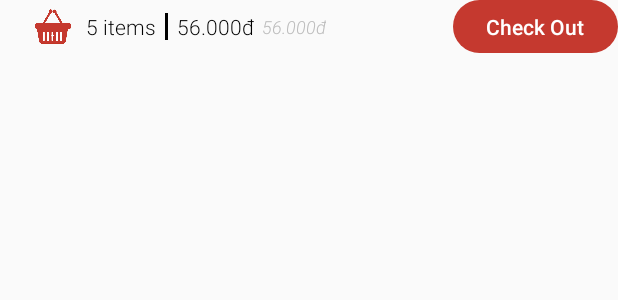
After one commit to thienmanhvo/AndroidCocshop, an Android app: the layout fragment_cart_bottom_sheet.xml on its own in the app's theme, with its tools: preview values and no code run, on a phone screen of 412 x 824 dp. The commit adds this screen. Shown: the top 300 px of the screen. Run offline under Robolectric (Android 15) with nearby library versions, the phone set to English and light mode, and no system bars.

Commit message:
shopping cart

```diff
--- /dev/null
+++ b/app/src/main/java/fpt/edu/cocshop/Custom/CustomDecoration.java
@@ -0,0 +1,17 @@
+package fpt.edu.cocshop.Custom;
+
+import android.graphics.Rect;
+import android.view.View;
+
+import androidx.recyclerview.widget.RecyclerView;
+
+public class CustomDecoration extends RecyclerView.ItemDecoration {
+
+    @Override
+    public void getItemOffsets(Rect outRect, View view, RecyclerView parent, RecyclerView.State state) {
+        // only for the last one
+        if (parent.getChildAdapterPosition(view) == parent.getAdapter().getItemCount() - 1) {
+            outRect.bottom = 250/* set your margin here */;
+        }
+    }
+}
--- a/app/src/main/java/fpt/edu/cocshop/Fragment/StoreMenuFragment.java
+++ b/app/src/main/java/fpt/edu/cocshop/Fragment/StoreMenuFragment.java
@@ -15,6 +15,7 @@ import java.util.ArrayList;
 import java.util.List;
 
 import fpt.edu.cocshop.Adapter.StoreMenuItemAdapter;
+import fpt.edu.cocshop.Custom.CustomDecoration;
 import fpt.edu.cocshop.Model.Menu;
 import fpt.edu.cocshop.Model.MenuItem;
 import fpt.edu.cocshop.R;
@@ -65,6 +66,7 @@ public class StoreMenuFragment extends Fragment {
     private void initView() {
         mRcvMenu = mView.findViewById(R.id.rcv_store_menu_item);
         mRcvMenu.setHasFixedSize(true);
+        mRcvMenu.addItemDecoration(new CustomDecoration());
         LinearLayoutManager manager = new LinearLayoutManager(getContext(), RecyclerView.VERTICAL, false);
         mRcvMenu.setLayoutManager(manager);
     }
--- /dev/null
+++ b/app/src/main/res/drawable/custom_button_check_out.xml
@@ -0,0 +1,24 @@
+<?xml version="1.0" encoding="utf-8"?>
+<shape xmlns:android="http://schemas.android.com/apk/res/android"
+    android:shape="rectangle" >
+
+    <corners
+        android:bottomLeftRadius="30dp"
+        android:bottomRightRadius="30dp"
+        android:radius="60dp"
+        android:topLeftRadius="30dp"
+        android:topRightRadius="30dp" />
+
+    <solid android:color="@color/colorActive" />
+
+    <padding
+        android:bottom="0dp"
+        android:left="0dp"
+        android:right="0dp"
+        android:top="0dp" />
+
+    <size
+        android:height="35dp"
+        android:width="100dp" />
+
+</shape>
--- /dev/null
+++ b/app/src/main/res/drawable/ic_shopping_basket.xml
@@ -0,0 +1,18 @@
+<vector xmlns:android="http://schemas.android.com/apk/res/android"
+    android:width="24dp"
+    android:height="24dp"
+    android:viewportWidth="384"
+    android:viewportHeight="384">
+  <path
+      android:fillColor="#FF000000"
+      android:pathData="M324.28,123.488h-11.648L203.784,5.056c-6.064,-6.592 -17.504,-6.592 -23.56,0L71.368,123.488H59.72C23.44,123.488 0,143.4 0,174.224c0,19.512 9.432,34.632 25.544,43.112L47.48,370.16c1.128,7.88 7.872,13.728 15.832,13.728h257.376c7.96,0 14.704,-5.848 15.832,-13.728l21.936,-152.824c16.112,-8.48 25.544,-23.6 25.544,-43.112C384,143.4 360.56,123.488 324.28,123.488zM192,39.536l77.16,83.96H114.84L192,39.536zM306.824,351.888H77.176L58.96,224.92c0.256,0 0.504,0.024 0.768,0.024H324.28c0.264,0 0.504,-0.024 0.768,-0.024L306.824,351.888zM329.568,192.72H54.424C43.224,191.8 32,187.576 32,174.224c0,-15.488 15.072,-18.736 27.72,-18.736h264.552c12.648,0 27.72,3.248 27.72,18.736C351.992,187.576 340.768,191.8 329.568,192.72z"/>
+  <path
+      android:fillColor="#FF000000"
+      android:pathData="M262.728,250.296c-8.832,0 -16,7.168 -16,16v44.016c0,8.832 7.168,16 16,16c8.832,0 16,-7.168 16,-16v-44.016C278.728,257.456 271.56,250.296 262.728,250.296z"/>
+  <path
+      android:fillColor="#FF000000"
+      android:pathData="M121.272,250.296c-8.832,0 -16,7.168 -16,16v44.016c0,8.832 7.168,16 16,16c8.832,0 16,-7.168 16,-16v-44.016C137.272,257.456 130.112,250.296 121.272,250.296z"/>
+  <path
+      android:fillColor="#FF000000"
+      android:pathData="M192,250.296c-8.832,0 -16,7.168 -16,16v44.016c0,8.832 7.168,16 16,16c8.832,0 16,-7.168 16,-16v-44.016C208,257.456 200.832,250.296 192,250.296z"/>
+</vector>
--- /dev/null
+++ b/app/src/main/res/layout/fragment_cart_bottom_sheet.xml
@@ -0,0 +1,78 @@
+<?xml version="1.0" encoding="utf-8"?>
+<LinearLayout xmlns:android="http://schemas.android.com/apk/res/android"
+    android:layout_width="match_parent"
+    android:layout_height="wrap_content"
+    android:orientation="vertical">
+
+    <LinearLayout
+        android:layout_width="match_parent"
+        android:layout_height="match_parent"
+        android:weightSum="10">
+
+        <LinearLayout
+            android:layout_width="wrap_content"
+            android:layout_height="match_parent"
+            android:orientation="horizontal"
+            android:paddingLeft="15dp"
+            android:layout_weight="9">
+
+            <ImageView
+                android:layout_width="@dimen/dp40"
+                android:layout_height="wrap_content"
+                android:src="@drawable/Ic_shopping_basket_red"
+                android:layout_gravity="center_vertical"/>
+
+            <TextView
+                android:layout_width="wrap_content"
+                android:layout_height="match_parent"
+                android:gravity="center_vertical"
+                android:paddingLeft="@dimen/dp2"
+                android:text="5 items"
+                android:textColor="@color/colorBlack" />
+
+            <View
+                android:layout_width="2dp"
+                android:layout_height="@dimen/dp18"
+                android:layout_gravity="center_vertical"
+                android:layout_marginLeft="@dimen/store_description_bar_distance"
+                android:layout_marginRight="@dimen/store_description_bar_distance"
+                android:background="@color/colorBlack" />
+
+            <TextView
+                android:layout_width="wrap_content"
+                android:layout_height="match_parent"
+                android:layout_gravity="right"
+                android:gravity="center_vertical"
+                android:text="56.000đ"
+                android:textColor="@color/colorBlack" />
+
+            <TextView
+                android:layout_width="wrap_content"
+                android:layout_height="match_parent"
+                android:layout_gravity="right"
+                android:gravity="center_vertical"
+                android:paddingLeft="@dimen/dp5"
+                android:text="56.000đ"
+                android:textColor="@color/colorIcon"
+                android:textSize="@dimen/dp12"
+                android:textStyle="italic" />
+        </LinearLayout>
+
+        <FrameLayout
+            android:layout_width="wrap_content"
+            android:layout_height="wrap_content"
+            android:gravity="right"
+            android:background="@drawable/custom_button_check_out"
+            android:layout_weight="1">
+            <TextView
+                android:layout_width="wrap_content"
+                android:layout_height="wrap_content"
+                android:text="Check Out"
+                android:gravity="right"
+                android:layout_gravity="center"
+                android:textColor="@color/colorWhite"
+                android:textStyle="bold" />
+        </FrameLayout>
+
+    </LinearLayout>
+</LinearLayout>
```
Also changed, not shown: app/src/main/res/drawable/Ic_shopping_basket_red.png (added).
